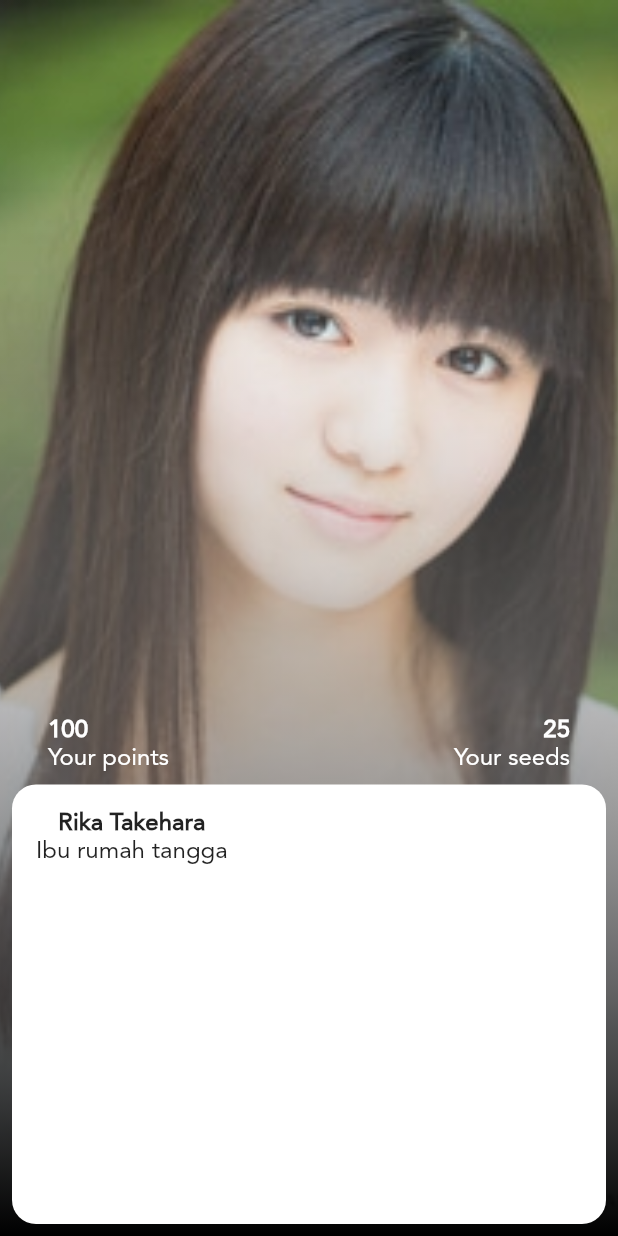
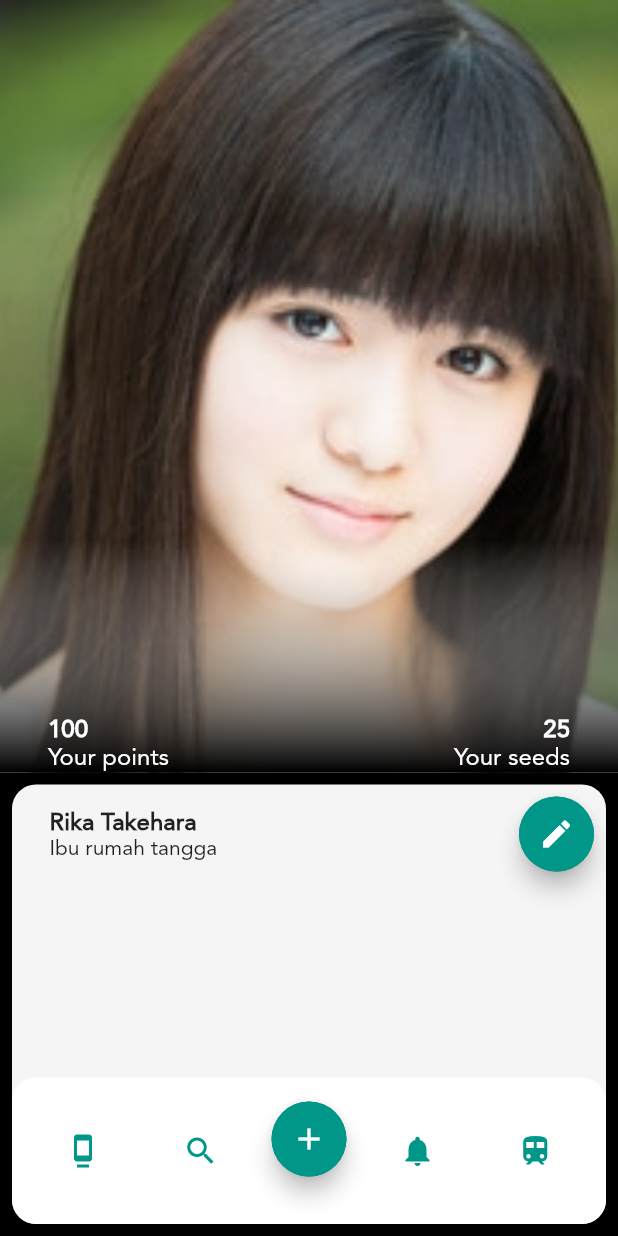
Before and after one commit to illukinati/padishea, a Flutter app: the MainScreen screen opened by its route, on a phone screen of 412 x 824 dp. Run offline on Flutter 3.47's test engine with Material 2 defaults, Android fonts, the phone set to English and light mode, and no system bars.

Commit message:
fix the main screen

```diff
--- a/lib/screens/main_screen.dart
+++ b/lib/screens/main_screen.dart
@@ -19,14 +19,30 @@ class _MainScreenState extends State<MainScreen> {
             image: new AssetImage("assets/moa.jpg"),
             fit: BoxFit.cover,
           ),
-          new Container(
+          new Column(
+            children: <Widget>[
+              new Expanded(
+                flex: 5,
+                child: new Container(
                   decoration: new BoxDecoration(
                       gradient: new LinearGradient(
-                    colors: [gradientStart, gradientEnd.withOpacity(0.01)],
+                          colors: [
+                            gradientStart,
+                            gradientEnd.withOpacity(0.01)
+                          ],
                           begin: new FractionalOffset(0.5, 1.0),
                           end: new FractionalOffset(0.5, 0.0),
-                    stops: [0.0, 0.9],
+                          stops: [0.0, 0.3],
                           tileMode: TileMode.clamp)),
+                ),
+              ),
+              new Expanded(
+                flex: 3,
+                child: new Container(
+                  decoration: new BoxDecoration(color: Colors.black),
+                ),
+              ),
+            ],
           ),
           new Column(
             mainAxisAlignment: MainAxisAlignment.end,
@@ -55,36 +71,96 @@ class _MainScreenState extends State<MainScreen> {
                 flex: 3,
                 child: new Container(
                   decoration: BoxDecoration(
+                    color: Colors.grey[100],
+                    shape: BoxShape.rectangle,
+                    borderRadius: new BorderRadius.circular(16.0),
+                  ),
+                  margin: const EdgeInsets.all(8.0),
+                  child: new Column(
+                    children: <Widget>[
+                      new Expanded(
+                        flex: 2,
+                        child: new Row(
+                          children: <Widget>[
+                            new Expanded(
+                              flex: 1,
+                              child: new Column(
+                                crossAxisAlignment: CrossAxisAlignment.start,
+                                children: <Widget>[
+                                  new Container(
+                                    margin: const EdgeInsets.only(
+                                        top: 16.0, left: 25.0),
+                                    child: new Text(
+                                      "Rika Takehara",
+                                      style: new TextStyle(
+                                          fontFamily: 'Avenir',
+                                          fontSize: 16.0,
+                                          fontWeight: FontWeight.bold),
+                                    ),
+                                  ),
+                                  new Container(
+                                    margin: const EdgeInsets.only(left: 25.0),
+                                    child: new Text(
+                                      "Ibu rumah tangga",
+                                      style: new TextStyle(
+                                        fontFamily: 'Avenir',
+                                        fontSize: 14.0,
+                                      ),
+                                    ),
+                                  ),
+                                ],
+                              ),
+                            ),
+                            new CircleButton(
+                              icon: Icons.edit,
+                            ),
+                          ],
+                        ),
+                      ),
+                      new Expanded(
+                        flex: 1,
+                        child: new Container(
+                          decoration: BoxDecoration(
                               color: Colors.white,
                               shape: BoxShape.rectangle,
                               borderRadius: new BorderRadius.circular(16.0)),
                           padding: const EdgeInsets.all(8.0),
-                  margin: const EdgeInsets.all(8.0),
-                  child: new Column(
+                          child: new Row(
                             children: <Widget>[
-                      new Row(
-                        children: <Widget>[
-                          new Column(
-                            children: <Widget>[
-                              new Container(
-                                padding: const EdgeInsets.only(top: 8.0, left: 8.0),
-                                child: new Text("Rika Takehara",
-                                    style: new TextStyle(
-                                      fontFamily: 'Avenir',
-                                      fontSize: 16.0,
-                                      fontWeight: FontWeight.bold
-                                    )),
-                              ),new Container(
-                                padding: const EdgeInsets.only(left: 8.0),
-                                child: new Text("Ibu rumah tangga",
-                                    style: new TextStyle(
-                                      fontFamily: 'Avenir',
-                                      fontSize: 16.0,
-                                    )),
+                              new Expanded(
+                                flex: 1,
+                                child: new Icon(
+                                  Icons.dock,
+                                  color: Colors.teal,
+                                ),
+                              ),
+                              new Expanded(
+                                flex: 1,
+                                child: new Icon(
+                                  Icons.search,
+                                  color: Colors.teal,
+                                ),
+                              ),
+                              new CircleButton(
+                                icon: Icons.add,
+                              ),
+                              new Expanded(
+                                flex: 1,
+                                child: new Icon(
+                                  Icons.notifications,
+                                  color: Colors.teal,
+                                ),
+                              ),
+                              new Expanded(
+                                flex: 1,
+                                child: new Icon(
+                                  Icons.train,
+                                  color: Colors.teal,
+                                ),
                               ),
                             ],
-                          )
-                        ],
+                          ),
+                        ),
                       ),
                     ],
                   ),
@@ -93,6 +169,38 @@ class _MainScreenState extends State<MainScreen> {
             ],
           )
         ],
+      ),
+    );
+  }
+}
+
+class CircleButton extends StatelessWidget {
+  IconData icon;
+
+  CircleButton({this.icon});
+  @override
+  Widget build(BuildContext context) {
+    return new Align(
+      alignment: Alignment.topCenter,
+      child: new Container(
+        alignment: Alignment.center,
+        margin: const EdgeInsets.all(8.0),
+        width: 50.0,
+        height: 50.0,
+        decoration: new BoxDecoration(
+          shape: BoxShape.circle,
+          color: Colors.teal,
+        ),
+        child: new FloatingActionButton(
+          backgroundColor: Colors.teal,
+          foregroundColor: Colors.white,
+          child: new Icon(
+            this.icon,
+          ),
+          onPressed: () {
+            // TODO:
+          },
+        ),
       ),
     );
   }
@@ -133,9 +241,7 @@ class LabelNumber extends StatelessWidget {
             child: new Text(
               title,
               style: new TextStyle(
-                color: Colors.white,
-                fontSize: 16.0,
-                fontFamily: 'Avenir'),
+                  color: Colors.white, fontSize: 16.0, fontFamily: 'Avenir'),
             ),
           ),
         ],
```
Lines whose indentation alone changed are shown as unchanged.
